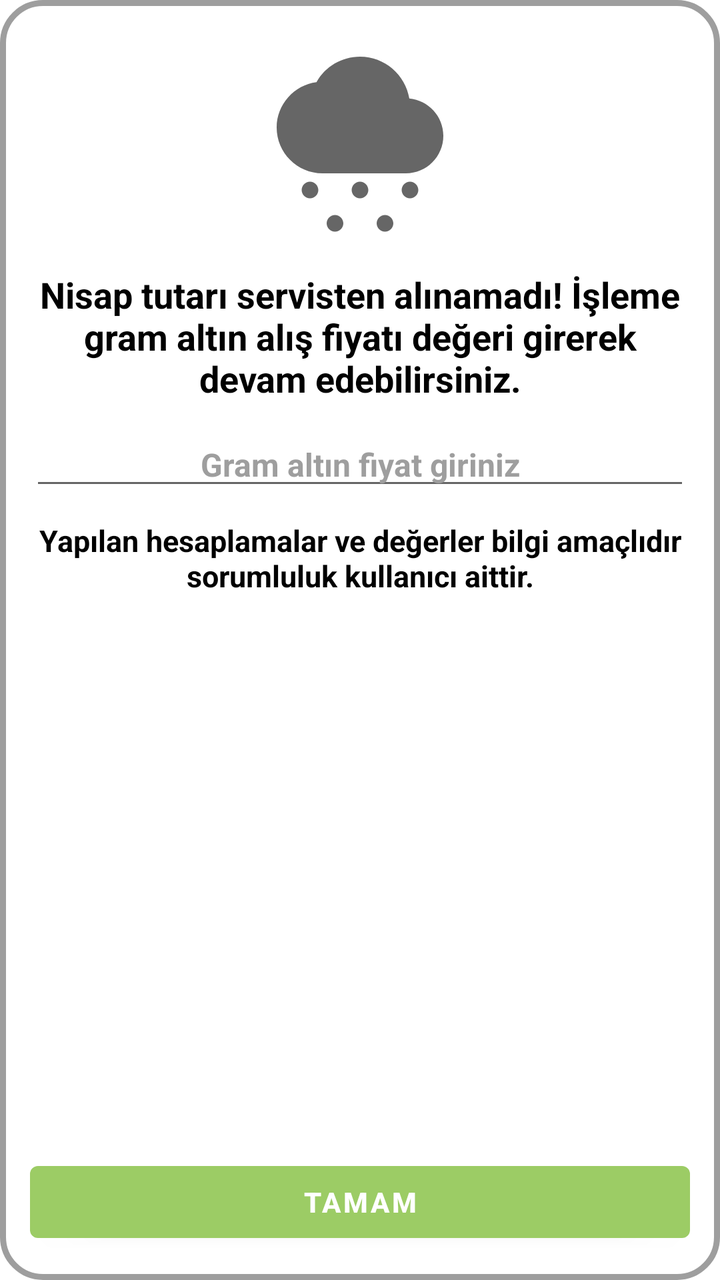
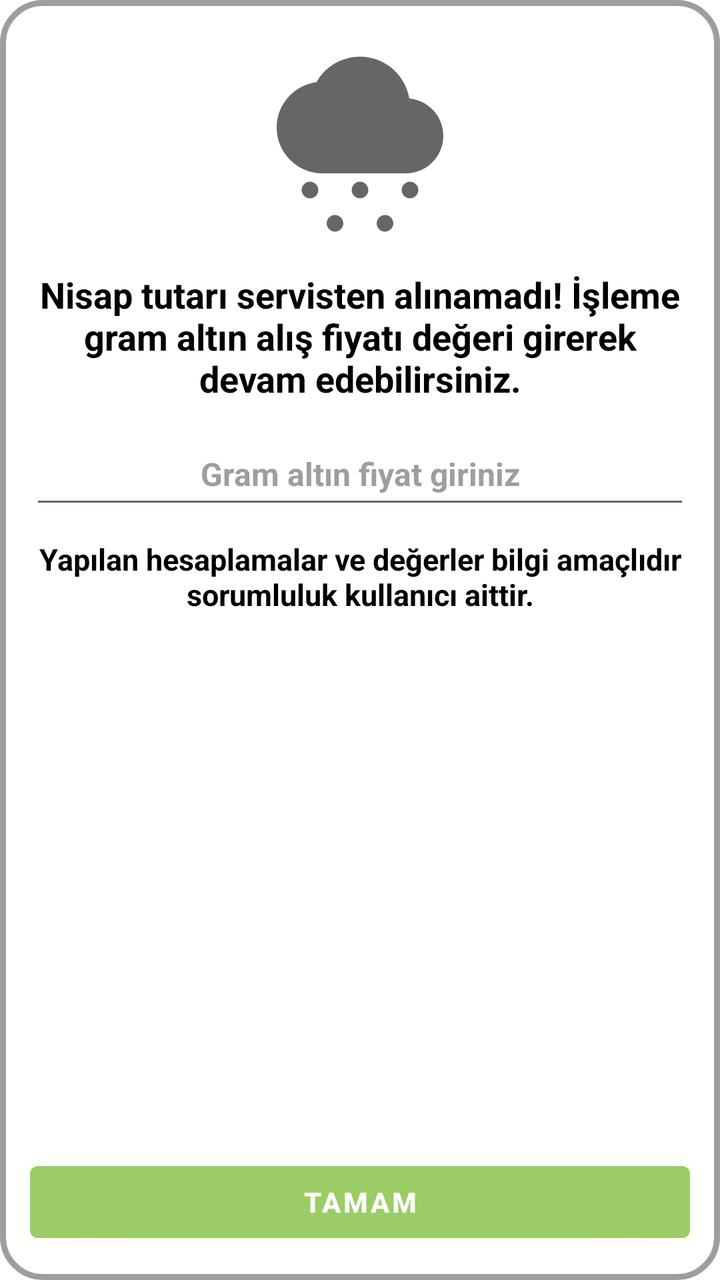

An Android layout rendered at two revisions. The XML below is the earlier revision; the diff shows what the commit changed to produce the second picture.
<!-- AndroidManifest.xml: application theme Theme.Yolcu -->
<!-- res/layout/zekat_nisap_popup.xml -->
<androidx.constraintlayout.widget.ConstraintLayout xmlns:android="http://schemas.android.com/apk/res/android"
    xmlns:app="http://schemas.android.com/apk/res-auto"
    xmlns:tools="http://schemas.android.com/tools"
    android:id="@+id/layoutPopUp"
    android:layout_width="match_parent"
    android:layout_height="450dp"
    android:layout_gravity="center"
    android:layout_margin="10dp"
    android:background="@drawable/ic_popup_background"
    android:theme="@style/Theme.Yolcu"
    tools:context=".main.MainActivity">

    <ImageView
        android:id="@+id/imagePopUp"
        android:layout_width="100dp"
        android:layout_height="100dp"
        android:layout_margin="20dp"
        android:src="@drawable/baseline_cloudy_snowing_24"
        app:layout_constraintEnd_toEndOf="parent"
        app:layout_constraintStart_toStartOf="parent"
        app:layout_constraintTop_toTopOf="parent" />
    
    <ScrollView
        android:id="@+id/popupVerticalScroll"
        android:layout_width="match_parent"
        android:layout_height="0dp"
        android:layout_margin="5dp"
        app:layout_constraintEnd_toEndOf="parent"
        app:layout_constraintStart_toStartOf="parent"
        app:layout_constraintTop_toBottomOf="@id/imagePopUp">

        <androidx.constraintlayout.widget.ConstraintLayout
            android:id="@+id/popupVerticalScrollConstraintLayout"
            android:layout_width="match_parent"
            android:layout_height="wrap_content">

            <TextView
                android:id="@+id/hintPopUpTextHeader"
                android:layout_width="match_parent"
                android:layout_height="wrap_content"
                android:layout_margin="10dp"
                android:gravity="center"
                android:text="@string/nisapMiktarHeader"
                android:textColor="@color/black"
                android:textSize="18sp"
                android:textStyle="bold"
                app:layout_constraintEnd_toEndOf="parent"
                app:layout_constraintStart_toStartOf="parent"
                app:layout_constraintTop_toTopOf="@id/popupVerticalScrollConstraintLayout" />

            <EditText
                android:id="@+id/nisapTutarUser"
                android:layout_width="match_parent"
                android:layout_height="wrap_content"
                android:layout_margin="10dp"
                android:gravity="center"
                android:hint="@string/nisapTutarUser"
                android:importantForAutofill="no"
                android:textSize="16sp"
                android:textColorHint="@color/colorGray"
                android:inputType="numberDecimal"
                android:maxLength="10"
                android:textColor="@color/themeTextColor"
                android:textStyle="bold"
                app:layout_constraintEnd_toEndOf="parent"
                app:layout_constraintStart_toStartOf="parent"
                app:layout_constraintTop_toBottomOf="@id/hintPopUpTextHeader" />

            <TextView
                android:id="@+id/nisapMiktarInfo"
                android:layout_width="match_parent"
                android:layout_height="wrap_content"
                android:layout_margin="10dp"
                android:gravity="center"
                android:text="@string/nisapMiktarInfo"
                android:textColor="@color/black"
                android:textSize="15sp"
                android:textStyle="bold"
                app:layout_constraintEnd_toEndOf="parent"
                app:layout_constraintStart_toStartOf="parent"
                app:layout_constraintTop_toBottomOf="@id/nisapTutarUser" />

        </androidx.constraintlayout.widget.ConstraintLayout>
    </ScrollView>
    
    <Button
        android:id="@+id/closeButton"
        android:layout_width="match_parent"
        android:layout_height="wrap_content"
        android:layout_margin="15dp"
        android:text="@string/tamam"
        android:textStyle="bold"
        app:layout_constraintBottom_toBottomOf="parent"
        app:layout_constraintEnd_toEndOf="parent"
        app:layout_constraintStart_toStartOf="parent" />
</androidx.constraintlayout.widget.ConstraintLayout>
<!-- resources referenced by this layout -->
<resources>
  <color name="black">#FF000000</color>
  <color name="colorGray">#9E9E9E</color>
  <color name="themeTextColor">@color/black</color>
  <!-- drawable baseline_cloudy_snowing_24 (drawable) -->
  <vector xmlns:android="http://schemas.android.com/apk/res/android" android:height="24dp" android:tint="#666666" android:viewportHeight="24" android:viewportWidth="24" android:width="24dp">
        
      <path android:fillColor="@android:color/white" android:pathData="M5,18c0,0.55 0.45,1 1,1s1,-0.45 1,-1s-0.45,-1 -1,-1S5,17.45 5,18zM17,18c0,0.55 0.45,1 1,1s1,-0.45 1,-1s-0.45,-1 -1,-1S17,17.45 17,18zM8,22c0,0.55 0.45,1 1,1s1,-0.45 1,-1s-0.45,-1 -1,-1S8,21.45 8,22zM11,18c0,0.55 0.45,1 1,1s1,-0.45 1,-1s-0.45,-1 -1,-1S11,17.45 11,18zM14,22c0,0.55 0.45,1 1,1s1,-0.45 1,-1s-0.45,-1 -1,-1S14,21.45 14,22zM17.5,16h-10C4.47,16 2,13.53 2,10.5c0,-2.76 2.09,-5.09 4.78,-5.44C7.83,3.18 9.82,2 12,2c2.97,0 5.45,2.18 5.92,5.02C20.21,7.23 22,9.16 22,11.5C22,13.98 19.98,16 17.5,16z"/>
      
  </vector>
  <!-- drawable ic_popup_background (drawable) -->
  <shape xmlns:android="http://schemas.android.com/apk/res/android">
      <solid android:color="#ffffff" />
      <stroke
          android:width="3dp"
          android:color="@color/colorGray" />
      <corners android:radius="20dp" />
  </shape>
  <string name="nisapMiktarHeader">Nisap tutarı servisten alınamadı! İşleme gram altın alış fiyatı değeri girerek devam edebilirsiniz.</string>
  <string name="nisapMiktarInfo">Yapılan hesaplamalar ve değerler bilgi amaçlıdır sorumluluk kullanıcı aittir.</string>
  <string name="nisapTutarUser">Gram altın fiyat giriniz</string>
  <string name="tamam">TAMAM</string>
  <style name="Theme.Yolcu" parent="Theme.MaterialComponents.DayNight.DarkActionBar">
          
          <item name="colorPrimary">#9CCC65</item>
          <item name="colorPrimaryVariant">#43A047</item>
          <item name="colorOnPrimary">@color/white</item>
          
          <item name="colorSecondary">#9CCC65</item>
          <item name="colorSecondaryVariant">@color/teal_700</item>
          <item name="colorOnSecondary">@color/white</item>
          
          <item name="android:statusBarColor">?attr/colorPrimaryVariant</item>
          
          <item name="actionMenuTextColor">@color/white</item>
          <item name="android:actionMenuTextColor">@color/white</item>
          <item name="android:textColor">@color/black</item>
      </style>
  <color name="white">#FFFFFFFF</color>
  <color name="teal_700">#FF018786</color>
</resources>

<!-- the commit's change to res/layout/zekat_nisap_popup.xml (unified diff, before → after) -->
@@ -15,6 +15,7 @@
         android:layout_width="100dp"
         android:layout_height="100dp"
         android:layout_margin="20dp"
+        android:contentDescription="@string/bildirim_icon"
         android:src="@drawable/baseline_cloudy_snowing_24"
         app:layout_constraintEnd_toEndOf="parent"
         app:layout_constraintStart_toStartOf="parent"
@@ -51,7 +52,7 @@
             <EditText
                 android:id="@+id/nisapTutarUser"
                 android:layout_width="match_parent"
-                android:layout_height="wrap_content"
+                android:layout_height="48dp"
                 android:layout_margin="10dp"
                 android:gravity="center"
                 android:hint="@string/nisapTutarUser"
<!-- resource entries referenced after the edit -->
@@ -17,6 +17,7 @@
           android:color="@color/colorGray" />
       <corners android:radius="20dp" />
   </shape>
+  <string name="bildirim_icon">Bildirim ikonu</string>
   <string name="nisapMiktarHeader">Nisap tutarı servisten alınamadı! İşleme gram altın alış fiyatı değeri girerek devam edebilirsiniz.</string>
   <string name="nisapMiktarInfo">Yapılan hesaplamalar ve değerler bilgi amaçlıdır sorumluluk kullanıcı aittir.</string>
   <string name="nisapTutarUser">Gram altın fiyat giriniz</string>
